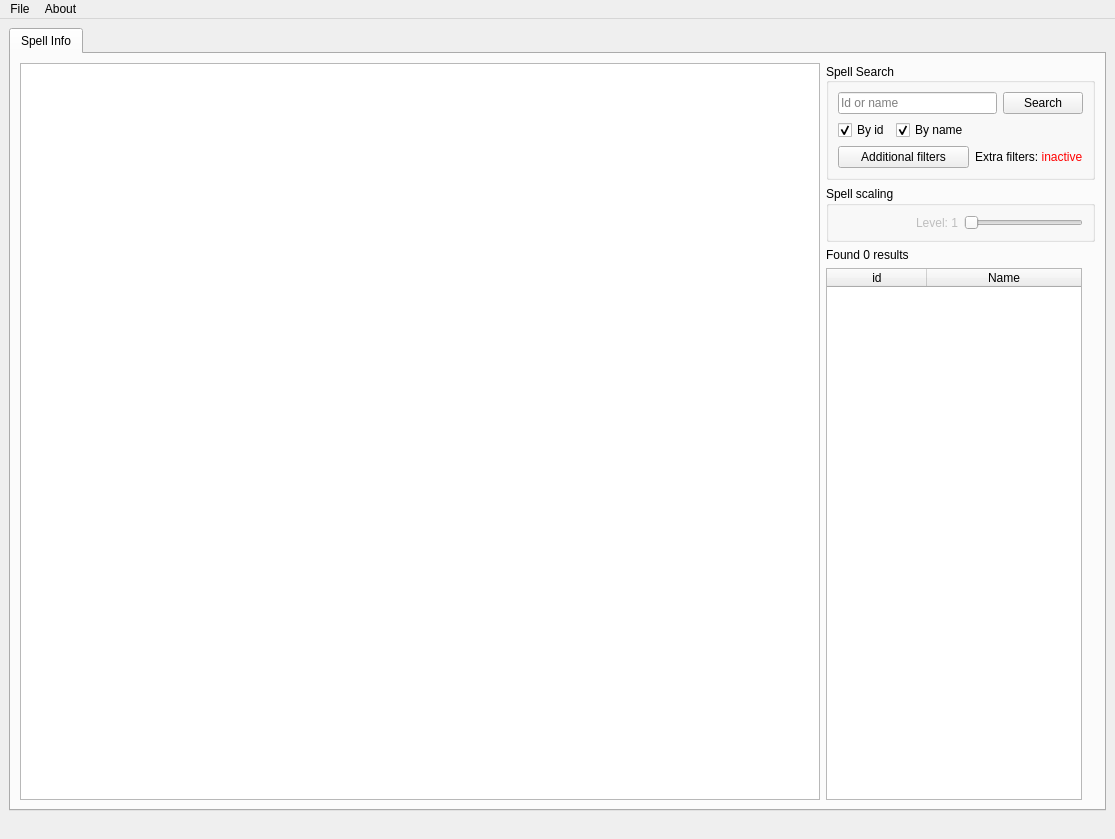
Old version of the form src/Forms/mainwindow.ui in the repository sanctum32/QWoWSpellWork.
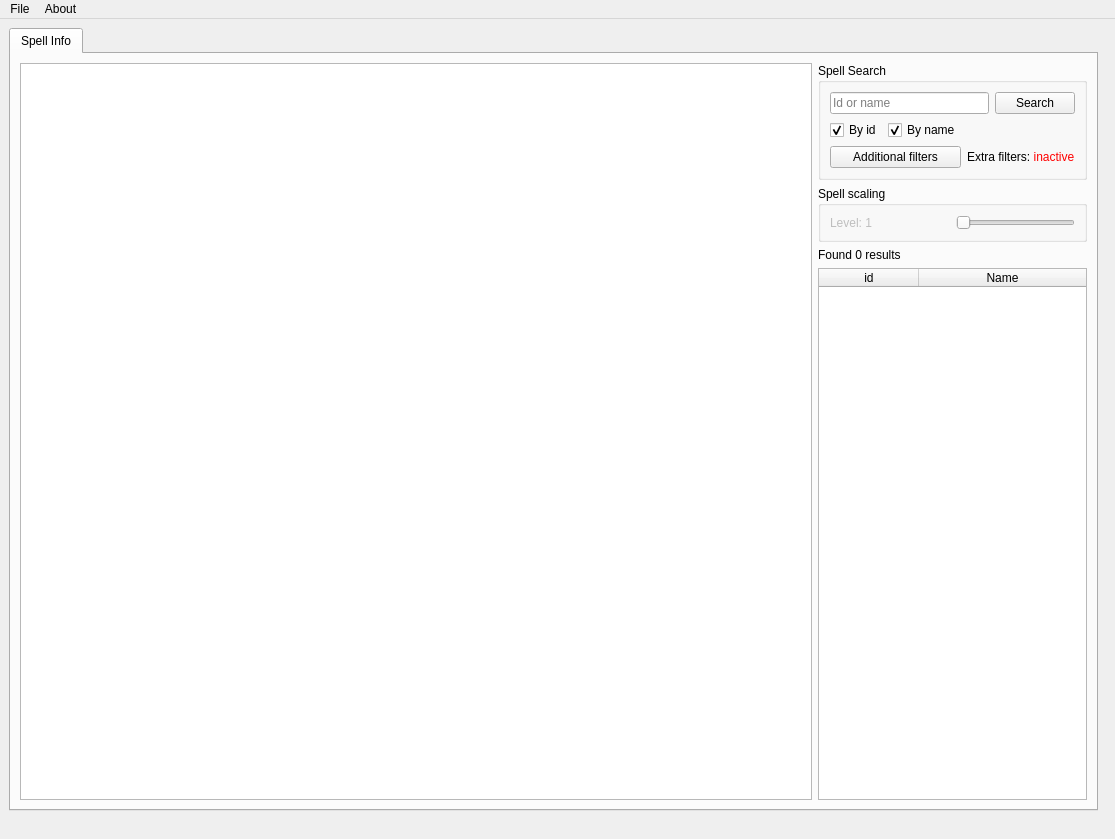
New version of the form.

The edit to the form file:
```diff
--- a/src/Forms/mainwindow.ui
+++ b/src/Forms/mainwindow.ui
@@ -58,7 +58,7 @@
    </property>
    <layout class="QHBoxLayout" name="horizontalLayout_5">
     <property name="sizeConstraint">
-     <enum>QLayout::SizeConstraint::SetMaximumSize</enum>
+     <enum>QLayout::SetDefaultConstraint</enum>
     </property>
     <item>
      <widget class="QTabWidget" name="tabWidget">
@@ -149,9 +149,6 @@
             <property name="title">
              <string>Spell Search</string>
             </property>
-            <property name="alignment">
-             <set>Qt::AlignmentFlag::AlignLeading|Qt::AlignmentFlag::AlignLeft|Qt::AlignmentFlag::AlignVCenter</set>
-            </property>
             <layout class="QGridLayout" name="gridLayout_2">
              <item row="0" column="0" colspan="3">
               <widget class="QLineEdit" name="spellIdNameInput">
@@ -239,9 +236,6 @@
                <property name="text">
                 <string>Level: 1</string>
                </property>
-               <property name="alignment">
-                <set>Qt::AlignmentFlag::AlignRight|Qt::AlignmentFlag::AlignTrailing|Qt::AlignmentFlag::AlignVCenter</set>
-               </property>
               </widget>
              </item>
              <item>
@@ -282,7 +276,7 @@
              <bool>true</bool>
             </property>
             <property name="sizePolicy">
-             <sizepolicy hsizetype="Maximum" vsizetype="Expanding">
+             <sizepolicy hsizetype="Preferred" vsizetype="Expanding">
               <horstretch>0</horstretch>
               <verstretch>0</verstretch>
              </sizepolicy>
@@ -300,7 +294,7 @@
              <bool>true</bool>
             </property>
             <property name="gridStyle">
-             <enum>Qt::PenStyle::DashLine</enum>
+             <enum>Qt::NoPen</enum>
             </property>
             <attribute name="horizontalHeaderCascadingSectionResizes">
              <bool>false</bool>
```
Left out of the diff: 18 changed lines with no effect on the pictures.
